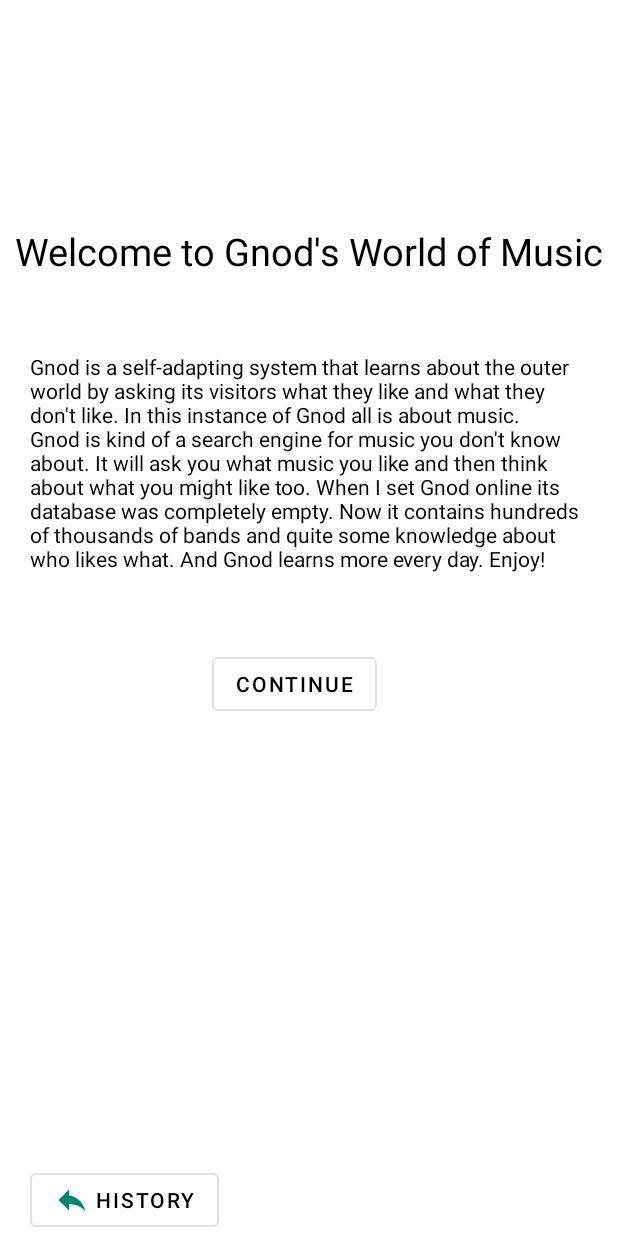
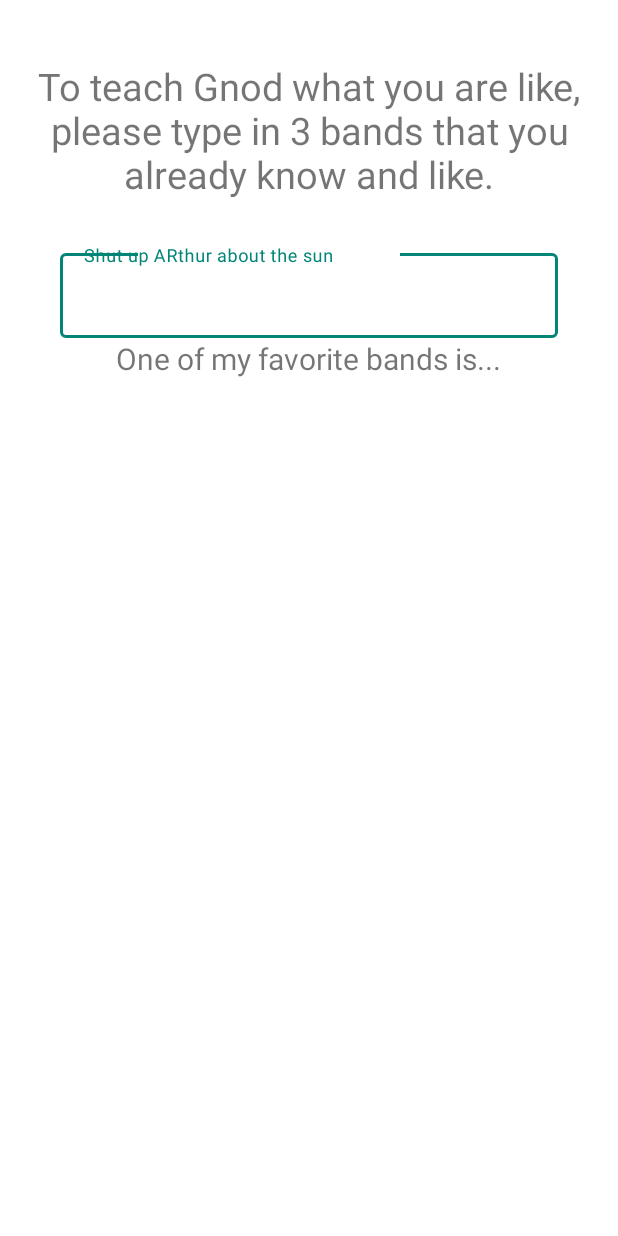
Before and after one commit to Mpk605/Gnoosic_Public, an Android app: the screen it shows after launch (MainActivity before the commit, FormActivity after it), after a tap on "HISTORY", on a phone screen of 412 x 824 dp. Run offline under Robolectric (Android 15) with nearby library versions, the phone set to English and light mode, and no system bars.

```diff
--- a/app/src/main/AndroidManifest.xml
+++ b/app/src/main/AndroidManifest.xml
@@ -9,6 +9,7 @@
         android:roundIcon="@mipmap/ic_launcher_round"
         android:supportsRtl="true"
         android:theme="@style/AppTheme">
+        <activity android:name=".FormActivity"></activity>
         <activity android:name=".MainActivity">
             <intent-filter>
                 <action android:name="android.intent.action.MAIN" />
--- /dev/null
+++ b/app/src/main/java/com/kinejou/gnoosic/FormActivity.java
@@ -0,0 +1,16 @@
+package com.kinejou.gnoosic;
+
+import androidx.appcompat.app.AppCompatActivity;
+
+import android.os.Bundle;
+
+public class FormActivity extends AppCompatActivity {
+
+    @Override
+    protected void onCreate(Bundle savedInstanceState) {
+        super.onCreate(savedInstanceState);
+        setContentView(R.layout.activity_form);
+
+
+    }
+}
--- a/app/src/main/java/com/kinejou/gnoosic/MainActivity.java
+++ b/app/src/main/java/com/kinejou/gnoosic/MainActivity.java
@@ -2,6 +2,7 @@
 
 import androidx.appcompat.app.AppCompatActivity;
 
+import android.content.Intent;
 import android.os.Bundle;
 import android.view.View;
 
@@ -22,7 +23,9 @@
         findViewById(R.id.history).setOnClickListener(new View.OnClickListener() {
             @Override
             public void onClick(View v) {
-                //Historic of liked artistes
+                //History of liked artistes
+
+                startActivity(new Intent(MainActivity.this, FormActivity.class));
             }
         });
     }
--- /dev/null
+++ b/app/src/main/res/layout/activity_form.xml
@@ -0,0 +1,46 @@
+<?xml version="1.0" encoding="utf-8"?>
+<androidx.constraintlayout.widget.ConstraintLayout xmlns:android="http://schemas.android.com/apk/res/android"
+    xmlns:app="http://schemas.android.com/apk/res-auto"
+    xmlns:tools="http://schemas.android.com/tools"
+    android:layout_width="match_parent"
+    android:layout_height="match_parent"
+    tools:context=".FormActivity">
+
+    <TextView
+        android:id="@+id/teachGnod"
+        android:layout_width="match_parent"
+        android:layout_height="wrap_content"
+        android:layout_marginStart="20dp"
+        android:layout_marginTop="40dp"
+        android:layout_marginEnd="20dp"
+        android:text="@string/teach_gnod"
+        android:textAlignment="center"
+        android:textSize="25sp"
+        app:layout_constraintTop_toTopOf="parent" />
+
+    <com.google.android.material.textfield.TextInputLayout
+        style="@style/Widget.MaterialComponents.TextInputLayout.OutlinedBox"
+        android:layout_width="match_parent"
+        android:layout_height="wrap_content"
+        android:layout_marginTop="30dp"
+        app:layout_constraintTop_toBottomOf="@id/teachGnod"
+        android:hint="Shut up ARthur about the sun">
+
+        <TextView
+            android:layout_width="wrap_content"
+            android:layout_height="wrap_content"
+            android:layout_gravity="center"
+            android:text="@string/one_of_my_fav_band"
+            android:textSize="20sp" />
+
+
+        <com.google.android.material.textfield.TextInputEditText
+            android:layout_width="match_parent"
+            android:layout_height="wrap_content"
+            android:layout_marginStart="40dp"
+            android:layout_marginEnd="40dp" />
+
+
+    </com.google.android.material.textfield.TextInputLayout>
+
+</androidx.constraintlayout.widget.ConstraintLayout>
--- a/app/src/main/res/values/strings.xml
+++ b/app/src/main/res/values/strings.xml
@@ -4,4 +4,6 @@
     <string name="welcome">Gnod is a self-adapting system that learns about the outer world by asking its visitors what they like and what they don\'t like. In this instance of Gnod all is about music. Gnod is kind of a search engine for music you don\'t know about. It will ask you what music you like and then think about what you might like too. When I set Gnod online its database was completely empty. Now it contains hundreds of thousands of bands and quite some knowledge about who likes what. And Gnod learns more every day. Enjoy!</string>
     <string name="start">continue</string>
     <string name="history">history</string>
+    <string name="teach_gnod">To teach Gnod what you are like, please type in 3 bands that you already know and like.</string>
+    <string name="one_of_my_fav_band">One of my favorite bands is...</string>
 </resources>
```
Also changed, not shown: app/src/main/res/icon/fast_rewind-24px.svg (deleted).
